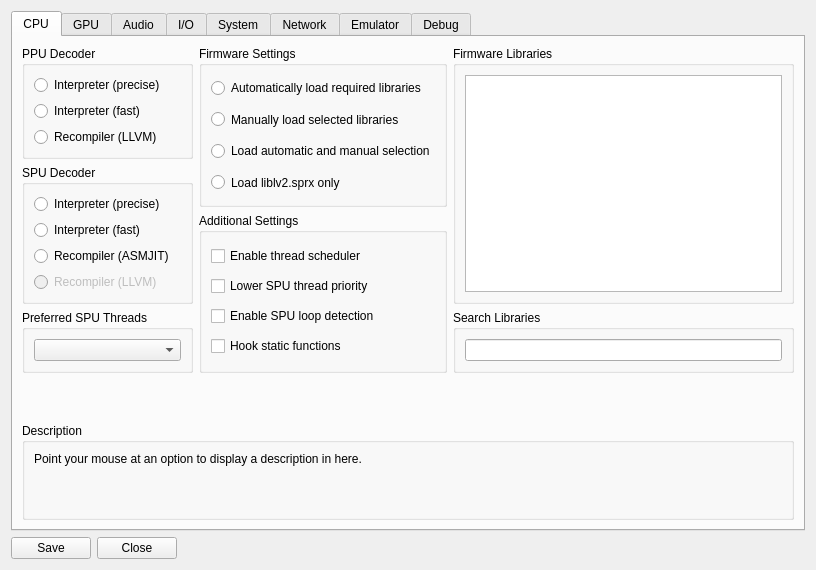
First picture: the form in rpcs3/rpcs3qt/settings_dialog.ui, repository RPCS3/rpcs3, before the edit.
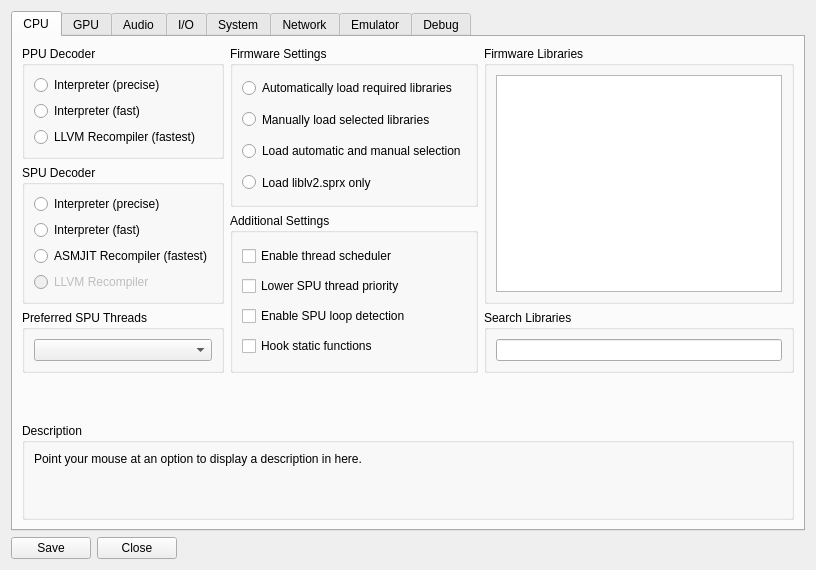
Second picture: the form after the edit. Icons and pictures are not drawn.

Commit message:
Update settings to indicate speed differences between Interpreters and Recompilers for less confusion (#4345)
* Update settings_dialog.ui

* Qt: completely detach ppu and spu ui texts from backend.

Diff of the .ui file:
```diff
--- a/rpcs3/rpcs3qt/settings_dialog.ui
+++ b/rpcs3/rpcs3qt/settings_dialog.ui
@@ -70,7 +70,7 @@
               <item>
                <widget class="QRadioButton" name="ppu_llvm">
                 <property name="text">
-                 <string>Recompiler (LLVM)</string>
+                 <string>LLVM Recompiler (fastest)</string>
                 </property>
                </widget>
               </item>
@@ -100,7 +100,7 @@
               <item>
                <widget class="QRadioButton" name="spu_asmjit">
                 <property name="text">
-                 <string>Recompiler (ASMJIT)</string>
+                 <string>ASMJIT Recompiler (fastest)</string>
                 </property>
                </widget>
               </item>
@@ -110,7 +110,7 @@
                  <bool>false</bool>
                 </property>
                 <property name="text">
-                 <string>Recompiler (LLVM)</string>
+                 <string>LLVM Recompiler</string>
                 </property>
                </widget>
               </item>
```
The commit also changes 1 other file.
